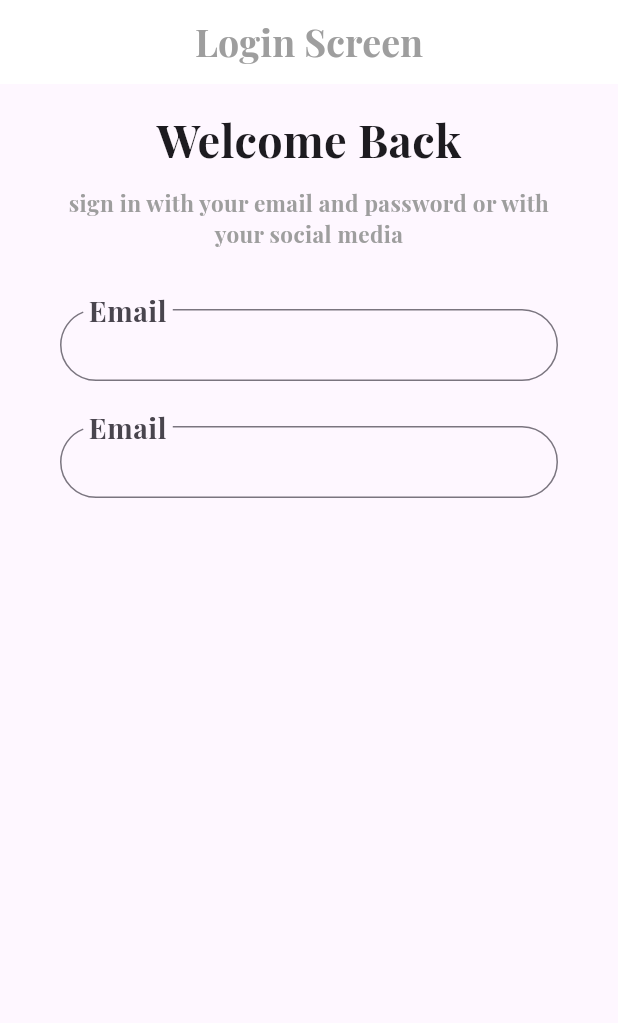
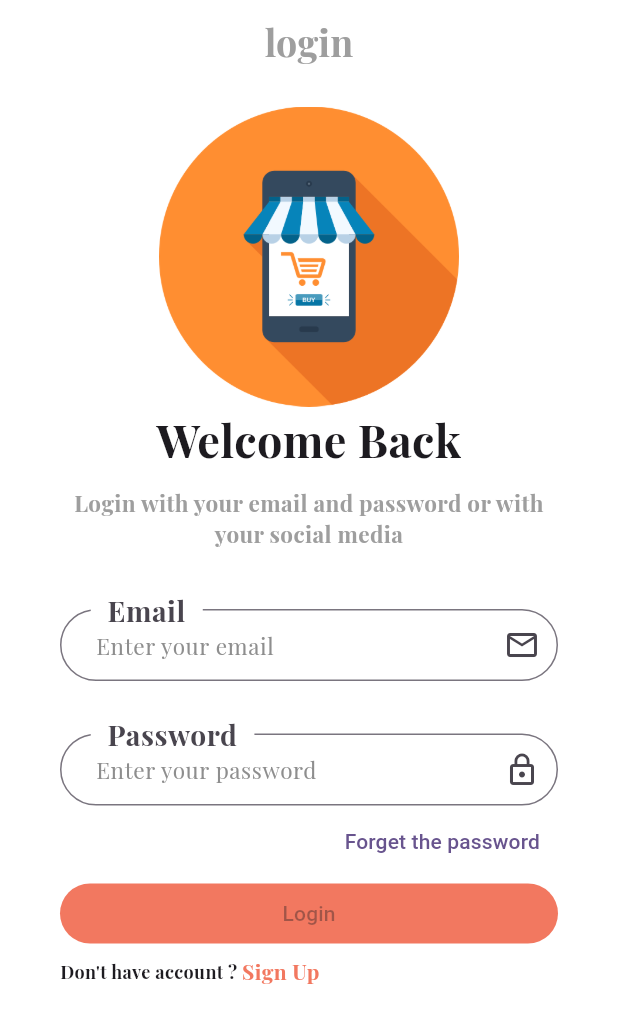
Before and after one commit to Abdulrahman-Youssef/e-commerce, a Flutter app: the screen it shows after launch, on a phone screen of 412 x 824 dp. Shown: the top 1023 px of the screen. Run offline on Flutter 3.47's test engine with Material 3 defaults, Android fonts, the phone set to English and light mode, and no system bars; our stand-ins replace get, shared_preferences; project files that could hold a hidden picture were left out.

Commit message:
15 - 17
-login
-sign up

```diff
--- /dev/null
+++ b/lib/controller/auth/login_controller.dart
@@ -0,0 +1,38 @@
+import 'package:ecommerce_app_w/core/constant/approutes.dart';
+import 'package:flutter/cupertino.dart';
+import 'package:get/get.dart';
+
+abstract class LoginController extends GetxController {
+  login();
+  toSignUp();
+}
+
+class LoginControllerImpl extends LoginController {
+  late TextEditingController email ;
+  late TextEditingController password;
+
+  @override
+  login() {
+    throw UnimplementedError();
+  }
+
+  @override
+  toSignUp() {
+    Get.offNamed(AppRoutes.signUp);
+  }
+
+  @override
+  void onInit() {
+    email  =TextEditingController();
+    password  =TextEditingController();
+    super.onInit();
+  }
+
+  @override
+  void dispose() {
+    email.dispose();
+    password.dispose();
+    super.dispose();
+  }
+
+}
--- a/lib/core/constant/approutes.dart
+++ b/lib/core/constant/approutes.dart
@@ -1,4 +1,5 @@
 class AppRoutes{
   static const String login = "/login";
   static const String onBoarding = "/onBoarding";
+  static const String signUp = "/signup";
 }
--- a/lib/core/constant/imageassets.dart
+++ b/lib/core/constant/imageassets.dart
@@ -1,5 +1,6 @@
 class AppImageAssets {
   static const String rootImage = "assets/images";
+  static const String logo  = "$rootImage/logo.png";
   static const String onBoardingImageONe = "$rootImage/onboardingone.png";
   static const String onBoardingImageTwo = "$rootImage/onboardingtwo.png";
   static const String onBoardingImageThree = "$rootImage/onboardingthree.png";
--- a/lib/main.dart
+++ b/lib/main.dart
@@ -8,7 +8,7 @@ import 'package:flutter/material.dart';
 import 'package:get/get.dart';
 import 'core/constant/color.dart';
 import 'routes.dart';
-import 'view/screen/login.dart';
+import 'view/screen/auth/login.dart';
 
 void main() async {
   WidgetsFlutterBinding.ensureInitialized();
--- a/lib/routes.dart
+++ b/lib/routes.dart
@@ -1,10 +1,11 @@
-import 'package:ecommerce_app_w/view/screen/login.dart';
+import 'package:ecommerce_app_w/view/screen/auth/login.dart';
+import 'package:ecommerce_app_w/view/screen/auth/signup.dart';
 import 'package:ecommerce_app_w/view/screen/onboarding.dart';
 import 'package:flutter/cupertino.dart';
-
 import 'core/constant/approutes.dart';
 
 Map<String, Widget Function(BuildContext)> routes = {
   AppRoutes.login: (context) => const Login(),
+  AppRoutes.signUp: (context) => const SignUp(),
   AppRoutes.onBoarding: (context) => const OnBoarding(),
 };
--- /dev/null
+++ b/lib/view/screen/auth/login.dart
@@ -0,0 +1,87 @@
+import 'package:ecommerce_app_w/controller/auth/login_controller.dart';
+import 'package:ecommerce_app_w/core/constant/color.dart';
+import 'package:ecommerce_app_w/view/widget/login/Authtextfield.dart';
+import 'package:ecommerce_app_w/view/widget/login/customauthtext.dart';
+import 'package:ecommerce_app_w/view/widget/login/customeauthbutton.dart';
+import 'package:ecommerce_app_w/view/widget/login/logoauth.dart';
+import 'package:ecommerce_app_w/view/widget/login/textbody.dart';
+import 'package:ecommerce_app_w/view/widget/login/texttitle.dart';
+import 'package:flutter/material.dart';
+import 'package:get/get.dart';
+
+class Login extends StatelessWidget {
+  const Login({super.key});
+
+  @override
+  Widget build(BuildContext context) {
+    LoginControllerImpl controller  = Get.put(LoginControllerImpl());
+    return Scaffold(
+      appBar: AppBar(
+        centerTitle: true,
+        backgroundColor: AppColor.backgroundcolor, // AppBar color
+        title: Text(
+          "login",
+          style: Theme.of(context)
+              .textTheme
+              .titleSmall!
+              .copyWith(color: Colors.grey),
+        ),
+      ),
+      body: Container(
+        color: AppColor.backgroundcolor,
+        padding: const EdgeInsets.symmetric(horizontal: 40, vertical: 15),
+        child: Center(
+          child: ListView(
+            children: [
+              const LogoAuth(),
+              const TextTitle(
+                title: "Welcome back",
+              ),
+              const SizedBox(height: 10),
+              const TextBody(
+                bodyText:
+                    "Login with your email and password or with your social media",
+              ),
+              const SizedBox(
+                height: 40,
+              ),
+               AuthTextField(
+                mycontroller: controller.email,
+                  hinttext: "Enter your email",
+                  iconData: Icons.mail_outline,
+                  labeltext: "Email"),
+              const SizedBox(height: 35),
+               AuthTextField(
+               mycontroller: controller.password,
+                  hinttext: "Enter your password",
+                  iconData: Icons.lock_outline,
+                  labeltext: "Password"),
+              Container(
+                alignment: Alignment.centerRight,
+                child: TextButton(
+                  onPressed: () {
+
+                  },
+                  child: const Text(
+                    "Forget the password",
+                    textAlign: TextAlign.end,
+                  ),
+                ),
+              ),
+              const CustomAuthButton(
+                text: "Login",
+              ),
+              CustomAuthText(
+                text1: "Don't have account ? ",
+                text2: "Sign Up",
+                onTap: () {
+                  controller.toSignUp();
+                },
+              )
+            ],
+          ),
+        ),
+      ),
+    );
+  }
+}
--- a/lib/view/screen/login.dart
+++ /dev/null
@@ -1,67 +0,0 @@
-import 'package:ecommerce_app_w/core/constant/color.dart';
-import 'package:flutter/material.dart';
-
-class Login extends StatelessWidget {
-  const Login({super.key});
-
-  @override
-  Widget build(BuildContext context) {
-    return Scaffold(
-      appBar: AppBar(
-        centerTitle: true,
-        backgroundColor: AppColor.backgroundcolor, // AppBar color
-        title: Text(
-          'Login Screen',
-          style: Theme.of(context)
-              .textTheme
-              .titleSmall!
-              .copyWith(color: Colors.grey),
-        ),
-      ),
-      body: Container(
-        padding: const EdgeInsets.symmetric(horizontal: 40, vertical: 15),
-        child: Center(
-          child: Column(
-            children: [
-              const Text(
-                'Welcome Back',
-                style: TextStyle(fontSize: 30),
-              ),
-              const SizedBox(height: 10),
-              Text(
-                "sign in with your email and password or with your social media",
-                style: Theme.of(context)
-                    .textTheme
-                    .bodyMedium!
-                    .copyWith(color: Colors.grey),
-                textAlign: TextAlign.center,
-              ),
-              const SizedBox(
-                height: 40,
-              ),
-              TextField(
-                decoration: InputDecoration(
-                    contentPadding: const EdgeInsets.symmetric(horizontal: 15 , vertical: 12),
-                    border: OutlineInputBorder(
-                        borderRadius: BorderRadius.circular(30)),
-                    label: const Text("Email"),
-                    floatingLabelBehavior: FloatingLabelBehavior.always),
-                style: const TextStyle(fontSize: 15),
-              ),
-              const SizedBox(height: 30),
-              TextField(
-                decoration: InputDecoration(
-                    contentPadding: const EdgeInsets.symmetric(horizontal: 15 , vertical: 12),
-                    border: OutlineInputBorder(
-                        borderRadius: BorderRadius.circular(30)),
-                    label: const Text("Email"),
-                    floatingLabelBehavior: FloatingLabelBehavior.always),
-                style: const TextStyle(fontSize: 15),
-              ),
-            ],
-          ),
-        ),
-      ),
-    );
-  }
-}
--- /dev/null
+++ b/lib/view/widget/login/Authtextfield.dart
@@ -0,0 +1,36 @@
+import 'package:flutter/material.dart';
+
+class AuthTextField extends StatelessWidget {
+  final String hinttext;
+  final String labeltext;
+  final IconData iconData;
+  final TextEditingController? mycontroller;
+
+  const AuthTextField(
+      {super.key,
+      required this.hinttext,
+      required this.labeltext,
+      required this.iconData,
+     required this.mycontroller});
+
+  @override
+  Widget build(BuildContext context) {
+    return TextField(
+      controller: mycontroller,
+      decoration: InputDecoration(
+          suffixIcon: Icon(iconData),
+          hintText: hinttext,
+          hintStyle: Theme.of(context).textTheme.bodySmall,
+          contentPadding:
+              const EdgeInsets.symmetric(horizontal: 20, vertical: 0),
+          border: OutlineInputBorder(borderRadius: BorderRadius.circular(30)),
+          label: Container(
+              padding: const EdgeInsets.symmetric(
+                horizontal: 10,
+              ),
+              child: Text(labeltext)),
+          floatingLabelBehavior: FloatingLabelBehavior.always),
+      style: const TextStyle(fontSize: 15),
+    );
+  }
+}
--- /dev/null
+++ b/lib/view/widget/login/customauthtext.dart
@@ -0,0 +1,29 @@
+import 'package:ecommerce_app_w/core/constant/color.dart';
+import 'package:flutter/material.dart';
+
+class CustomAuthText extends StatelessWidget {
+  final String text1 ;
+  final String text2 ;
+  final void Function()? onTap;
+  const CustomAuthText({super.key, required this.text1, required this.text2,required this.onTap});
+
+  @override
+  Widget build(BuildContext context) {
+    return Row(
+      mainAxisAlignment: MainAxisAlignment.start,
+      children: [
+         Text(
+          text1,
+          style: const TextStyle(fontSize: 12),
+        ),
+        InkWell(
+          onTap: onTap,
+          child:  Text(
+            text2,
+            style: const TextStyle(color: AppColor.primaryColor, fontSize: 14),
+          ),
+        )
+      ],
+    );
+  }
+}
--- /dev/null
+++ b/lib/view/widget/login/customeauthbutton.dart
@@ -0,0 +1,21 @@
+import 'package:ecommerce_app_w/core/constant/color.dart';
+import 'package:flutter/material.dart';
+
+class CustomAuthButton extends StatelessWidget {
+  final String text ;
+  final void Function()? onPressed;
+  const CustomAuthButton({super.key, required this.text, this.onPressed});
+
+  @override
+  Widget build(BuildContext context) {
+    return Container(
+      padding: const EdgeInsets.only(bottom: 4),
+      child: TextButton(
+
+        onPressed: onPressed,
+        style: TextButton.styleFrom(backgroundColor: AppColor.primaryColor,),
+        child: Text(text),
+      ),
+    );
+  }
+}
--- /dev/null
+++ b/lib/view/widget/login/logoauth.dart
@@ -0,0 +1,12 @@
+import 'package:ecommerce_app_w/core/constant/imageassets.dart';
+import 'package:flutter/material.dart';
+
+
+class LogoAuth extends StatelessWidget {
+  const LogoAuth({super.key});
+
+  @override
+  Widget build(BuildContext context) {
+    return Image.asset(AppImageAssets.logo , height: 200,) ;
+  }
+}
--- /dev/null
+++ b/lib/view/widget/login/textbody.dart
@@ -0,0 +1,20 @@
+import 'package:flutter/material.dart';
+
+class TextBody extends StatelessWidget {
+  final String bodyText ;
+  const TextBody({super.key, required this.bodyText});
+
+  @override
+  Widget build(BuildContext context) {
+    return Container(
+      child:Text(
+        bodyText,
+        style: Theme.of(context)
+            .textTheme
+            .bodyMedium!
+            .copyWith(color: Colors.grey),
+        textAlign: TextAlign.center,
+      ),
+    );
+  }
+}
--- /dev/null
+++ b/lib/view/widget/login/texttitle.dart
@@ -0,0 +1,17 @@
+import 'package:flutter/material.dart';
+
+class TextTitle extends StatelessWidget {
+  final String title ;
+  const TextTitle({super.key, required this.title});
+
+  @override
+  Widget build(BuildContext context) {
+    return Container(
+ child: Text(
+   'Welcome Back',
+   textAlign: TextAlign.center,
+   style: TextStyle(fontSize: 30),
+ ),
+    );
+  }
+}
--- a/lib/view/widget/onboarding/Skipbutton.dart
+++ b/lib/view/widget/onboarding/Skipbutton.dart
@@ -1,4 +1,4 @@
-import 'package:ecommerce_app_w/view/screen/login.dart';
+import 'package:ecommerce_app_w/view/screen/auth/login.dart';
 import 'package:flutter/material.dart';
 import 'package:get/get.dart';
 
```
Also changed, not shown: lib/controller/auth/signup_controller.dart (added, +47 -0 lines), lib/view/screen/auth/signup.dart (added, +96 -0 lines).
